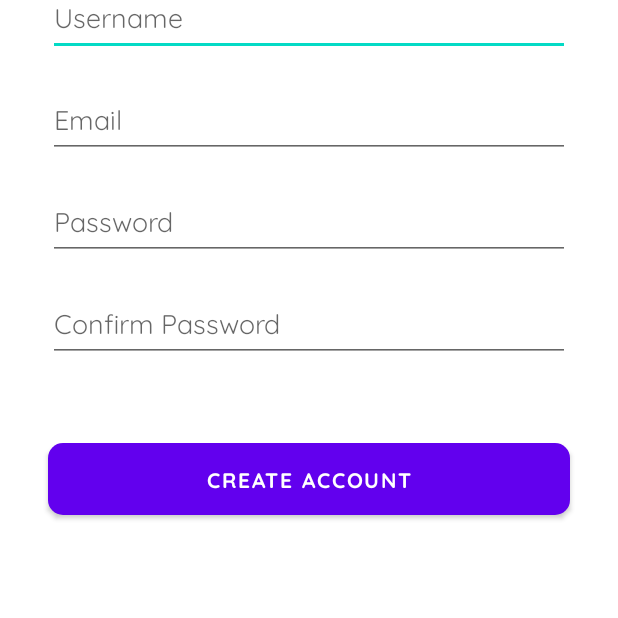
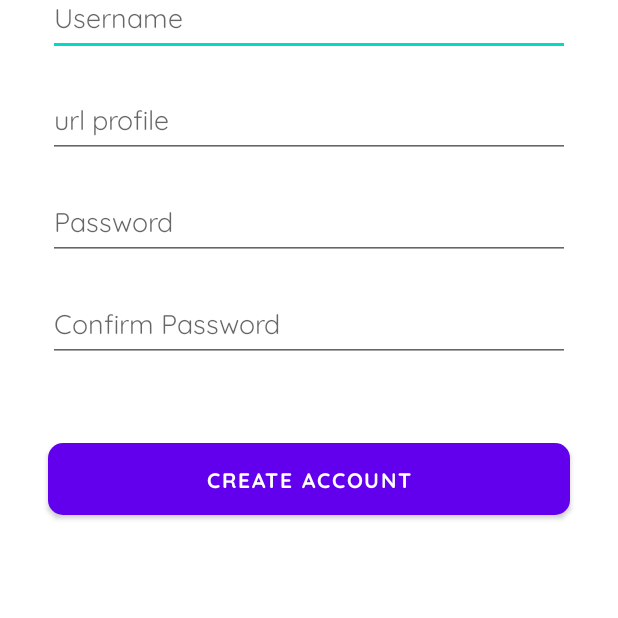
Before and after one commit to NIKOLAUSSATRIA063/NMP_ProjectUTS, an Android app: the RegisterActivity screen opened directly, with no data from a screen before it, after a tap on "CREATE ACCOUNT", on a phone screen of 412 x 824 dp, the part 501-1119 px from its top. Run offline under Robolectric (Android 15) with nearby library versions, the phone set to English and light mode, and no system bars.

Commit message:
email ganti jadi url profile, register bisa balek ke login

```diff
--- a/app/src/main/java/com/example/cerbungapp/Account.kt
+++ b/app/src/main/java/com/example/cerbungapp/Account.kt
@@ -1,6 +1,6 @@
 package com.example.cerbungapp
 
-data class Account(val username:String, val email:String, val password:String) {
+data class Account(val username:String, val url_profile:String, val password:String) {
 //    fun checkPassword(inputPassword:String): Boolean{
 //        return password == inputPassword
 //    }
--- a/app/src/main/java/com/example/cerbungapp/RegisterActivity.kt
+++ b/app/src/main/java/com/example/cerbungapp/RegisterActivity.kt
@@ -1,5 +1,6 @@
 package com.example.cerbungapp
 
+import android.content.Intent
 import androidx.appcompat.app.AppCompatActivity
 import android.os.Bundle
 import android.widget.Toast
@@ -19,15 +20,16 @@ class RegisterActivity : AppCompatActivity() {
         binding.btnCreateAccount.setOnClickListener {
 
             val username = binding.txtCreateUsername.text.toString()
-            val email = binding.txtEmail.text.toString()
+            val urlProfile = binding.txtUrl.text.toString()
             val password = binding.txtCreatePassword.text.toString()
 
-            if (binding.txtEmail.text.toString() != "" && binding.txtCreatePassword.text.toString() != "" && binding.txtCreateUsername.text.toString() != ""){
+            if (binding.txtUrl.text.toString() != "" && binding.txtCreatePassword.text.toString() != "" && binding.txtCreateUsername.text.toString() != ""){
                 if (binding.txtCreatePassword.text.toString() != binding.txtCreateConfPassword.text.toString()){
                     Toast.makeText(this, "Password not same!", Toast.LENGTH_SHORT).show()
                 } else{
-                    addAccount(username, email, password)
+                    addAccount(username, urlProfile, password)
                     Toast.makeText(this, "Account Added Successfully", Toast.LENGTH_SHORT).show()
+                    startActivity(Intent(this, LoginActivity::class.java))
                 }
             }else{
                 Toast.makeText(this, "Please Fill the form", Toast.LENGTH_SHORT).show()
@@ -39,11 +41,11 @@ class RegisterActivity : AppCompatActivity() {
 
     }
 
-    private fun addAccount(username:String, email:String, password:String): Boolean{
-        if (accounts.any { it.username == username || it.email == email }){
+    private fun addAccount(username:String, url_profile:String, password:String): Boolean{
+        if (accounts.any { it.username == username || it.url_profile == url_profile }){
             return false
         }
-        val newAccount = Account(username,email, password)
+        val newAccount = Account(username,url_profile, password)
         accounts.add(newAccount)
         return true
     }
--- a/app/src/main/res/layout/activity_create_cerbung_p3.xml
+++ b/app/src/main/res/layout/activity_create_cerbung_p3.xml
@@ -39,6 +39,7 @@
                 android:ems="10"
                 android:enabled="false"
                 android:gravity="start|top"
+                android:hint="paragraph"
                 android:inputType="textMultiLine"
                 android:maxLength="70"
                 app:layout_constraintEnd_toEndOf="parent"
@@ -56,6 +57,7 @@
                 android:ems="10"
                 android:enabled="false"
                 android:gravity="start|top"
+                android:hint="description"
                 android:inputType="textMultiLine"
                 android:maxLength="70"
                 app:layout_constraintEnd_toEndOf="parent"
--- a/app/src/main/res/layout/activity_register.xml
+++ b/app/src/main/res/layout/activity_register.xml
@@ -50,7 +50,7 @@
                 app:layout_constraintTop_toBottomOf="@+id/textView3" />
 
             <EditText
-                android:id="@+id/txtEmail"
+                android:id="@+id/txtUrl"
                 android:layout_width="0dp"
                 android:layout_height="52dp"
                 android:layout_marginStart="32dp"
@@ -58,7 +58,7 @@
                 android:layout_marginEnd="32dp"
                 android:ems="10"
                 android:fontFamily="@font/quicksand"
-                android:hint="Email"
+                android:hint="url profile"
                 android:inputType="textEmailAddress"
                 app:layout_constraintEnd_toEndOf="parent"
                 app:layout_constraintStart_toStartOf="parent"
@@ -77,7 +77,7 @@
                 android:inputType="textPassword"
                 app:layout_constraintEnd_toEndOf="parent"
                 app:layout_constraintStart_toStartOf="parent"
-                app:layout_constraintTop_toBottomOf="@+id/txtEmail" />
+                app:layout_constraintTop_toBottomOf="@+id/txtUrl" />
 
             <EditText
                 android:id="@+id/txtCreateConfPassword"
```
